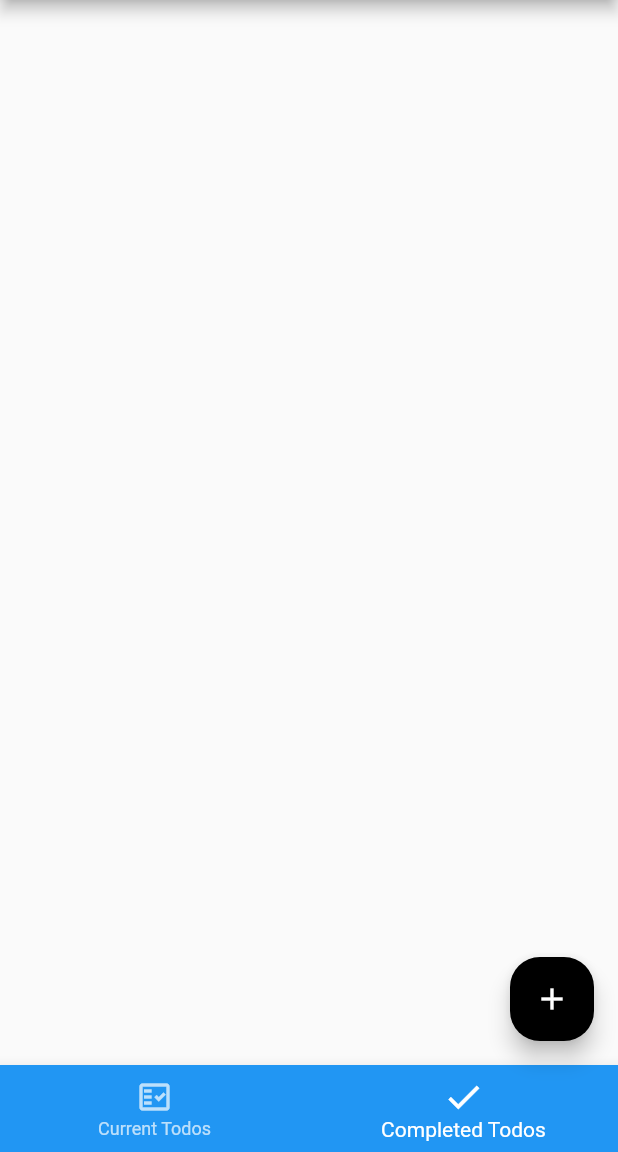
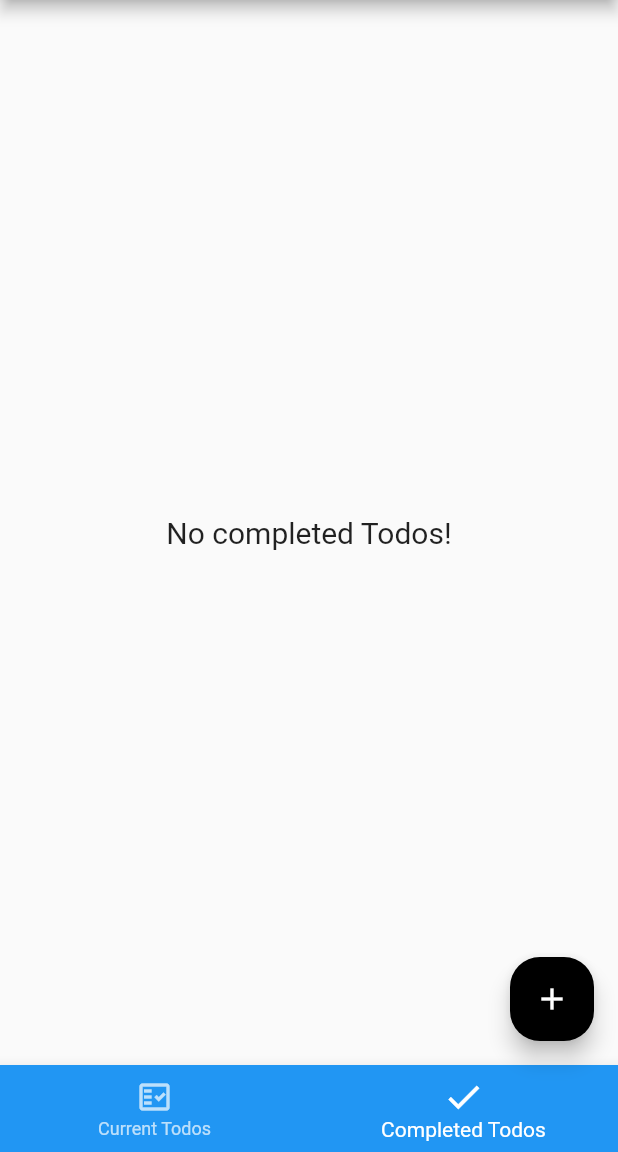
Before and after one commit to MhouneyLH/todo_app_example_project, a Flutter app: the screen it shows after launch, item 2 of the bottom bar chosen, on a phone screen of 412 x 824 dp, the part 84-1236 px from its top. Run offline on Flutter 3.47's test engine with Material 2 defaults, Android fonts, the phone set to English and light mode, and no system bars; our stand-ins replace flutter_slidable.

Commit message:
add functionality to the delete-slideable and implement the completed-todos-tab with functionality

```diff
--- a/lib/pages/home_page.dart
+++ b/lib/pages/home_page.dart
@@ -2,6 +2,7 @@ import 'package:flutter/material.dart';
 import '../main.dart';
 import '../widgets/add_todo_dialog_widget.dart';
 import '../widgets/todo_list_widget.dart';
+import '../widgets/completed_list_widget.dart';
 
 class HomePage extends StatefulWidget {
   const HomePage({Key? key}) : super(key: key);
@@ -17,7 +18,7 @@ class _HomePageState extends State<HomePage> {
   Widget build(BuildContext context) {
     final tabs = [
       const TodoListWidget(),
-      Container(),
+      const CompletedListWidget(),
     ];
 
     return Scaffold(
--- a/lib/provider/todos.dart
+++ b/lib/provider/todos.dart
@@ -37,9 +37,22 @@ class TodosProvider extends ChangeNotifier {
 
   // making it public + filtering for only those todo's, that aren't done at the moment
   List<Todo> get todos => _todos.where((todo) => !todo.isDone).toList();
+  List<Todo> get todosCompleted => _todos.where((todo) => todo.isDone).toList();
 
   void addTodo(Todo todo) {
     _todos.add(todo);
     notifyListeners();
   }
+
+  void removeTodo(Todo? todo) {
+    _todos.remove(todo);
+    notifyListeners();
+  }
+
+  bool toggleTodoStatus(Todo? todo) {
+    todo?.isDone = !todo.isDone;
+    notifyListeners();
+
+    return todo?.isDone ?? false;
+  }
 }
--- /dev/null
+++ b/lib/widgets/completed_list_widget.dart
@@ -0,0 +1,35 @@
+import 'package:flutter/material.dart';
+import 'package:todo_application/provider/todos.dart';
+import 'package:provider/provider.dart';
+import './todo_widget.dart';
+
+class CompletedListWidget extends StatelessWidget {
+  const CompletedListWidget({Key? key}) : super(key: key);
+
+  @override
+  Widget build(BuildContext context) {
+    final provider = Provider.of<TodosProvider>(context);
+    final todos = provider.todosCompleted; // executes getter
+
+    return todos.isEmpty
+        ? const Center(
+            child: Text(
+              'No completed Todos!',
+              style: TextStyle(
+                fontSize: 20,
+              ),
+            ),
+          )
+        : ListView.separated(
+            physics: const BouncingScrollPhysics(),
+            padding: const EdgeInsets.all(16),
+            itemCount: todos.length,
+            separatorBuilder: (context, index) => Container(height: 10),
+            itemBuilder: (context, index) {
+              final todo = todos[index];
+
+              return TodoWidget(todo: todo);
+            },
+          );
+  }
+}
```
Also changed, not shown: lib/utils.dart (added, +14 -0 lines), lib/widgets/todo_widget.dart (+21 -2 lines).
